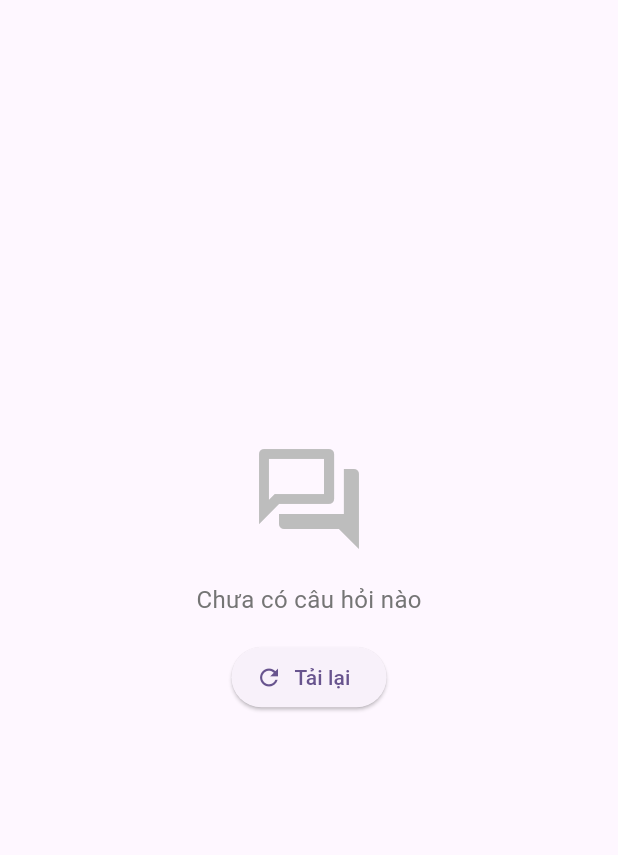
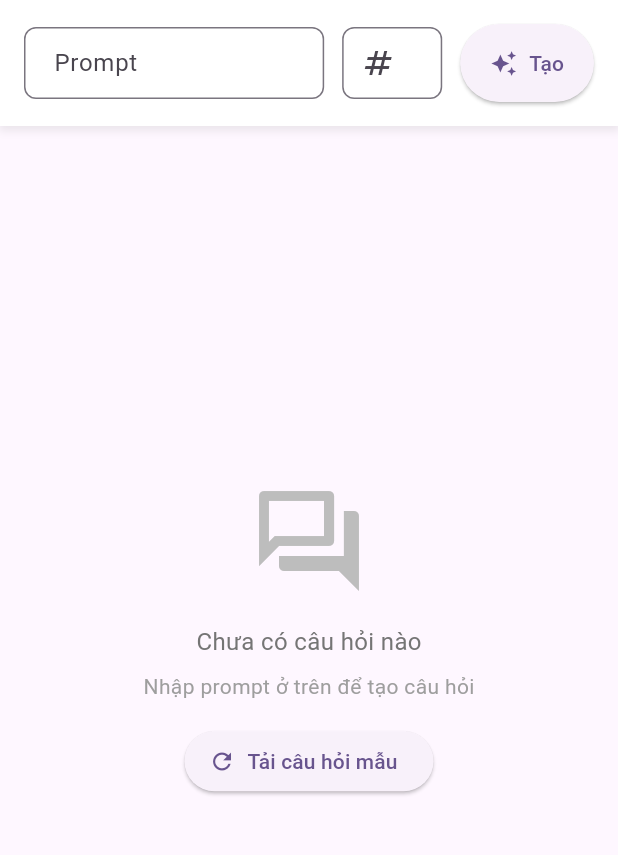
Before and after one commit to dainn67/math-bear-cms, a Flutter app: the screen it shows after launch, after a tap on the "refresh" icon, on a phone screen of 412 x 824 dp, the part 84-939 px from its top. Run offline on Flutter 3.47's test engine with Material 3 defaults, Android fonts, the phone set to English and light mode, and no system bars; network calls fail.

Commit message:
feat: cms

```diff
--- a/lib/providers/imagen_provider.dart
+++ b/lib/providers/imagen_provider.dart
@@ -35,23 +35,23 @@ class ImageGenProvider with ChangeNotifier {
     notifyListeners();
   }
 
-  Future<void> generateImageQuestionsList() async {
+  Future<void> generateImageQuestionsList(String prompt, {int numberOfImages = 5}) async {
     _isLoading = true;
     notifyListeners();
 
-    final response = await _imageGenRepo.getImageQuestionsList('Counting objects');
+    try {
+      final response = await _imageGenRepo.getImageQuestionsList(prompt, numberOfImages: numberOfImages);
       if (response.hasError) {
         _isLoading = false;
         notifyListeners();
         return;
       }
 
-    print(response.questions.length);
-    print(response.questions.map((e) => '${e.question} ${e.imageGenResponse.imageCount}').join('\n'));
-
       imageQuestions = response.questions;
+    } finally {
       _isLoading = false;
       notifyListeners();
+    }
   }
 
   void clearImage() {
--- a/lib/repositories/image_gen_repo.dart
+++ b/lib/repositories/image_gen_repo.dart
@@ -25,9 +25,12 @@ class ImageGenRepo {
     }
   }
 
-  Future<ImageQuestionsList> getImageQuestionsList(String prompt) async {
+  Future<ImageQuestionsList> getImageQuestionsList(String prompt, {int numberOfImages = 5}) async {
     final response = await _apiService.post(ApiConfig.genImageQuestionsEndpoint, body: {
-      'inputs': {'prompt': prompt}
+      'inputs': {
+        'prompt': prompt,
+        'number_of_images': numberOfImages,
+      }
     });
 
     if (response.success && response.data != null) {
--- a/lib/screens/home_screen.dart
+++ b/lib/screens/home_screen.dart
@@ -12,20 +12,24 @@ class HomeScreen extends StatefulWidget {
 }
 
 class _HomeScreenState extends State<HomeScreen> {
+  late ImageGenProvider imageGenProvider;
+
   final TextEditingController _promptController = TextEditingController();
+  final TextEditingController _numberOfImagesController = TextEditingController(text: '5');
+
+  String get prompt => _promptController.text.trim();
+  int get numberOfImages => int.tryParse(_numberOfImagesController.text.trim()) ?? 5;
 
   @override
   void initState() {
     super.initState();
-    // Gọi API để lấy danh sách câu hỏi khi màn hình được load
-    WidgetsBinding.instance.addPostFrameCallback((_) {
-      context.read<ImageGenProvider>().generateImageQuestionsList();
-    });
+    imageGenProvider = Provider.of<ImageGenProvider>(context, listen: false);
   }
 
   @override
   void dispose() {
     _promptController.dispose();
+    _numberOfImagesController.dispose();
     super.dispose();
   }
 
@@ -39,13 +43,117 @@ class _HomeScreenState extends State<HomeScreen> {
           IconButton(
             icon: const Icon(Icons.refresh),
             onPressed: () {
-              context.read<ImageGenProvider>().generateImageQuestionsList();
+              imageGenProvider.generateImageQuestionsList(prompt, numberOfImages: numberOfImages);
             },
           ),
         ],
       ),
       body: Consumer<ImageGenProvider>(
         builder: (context, provider, child) {
+          return Column(
+            children: [
+              // Prompt input section
+              Container(
+                padding: const EdgeInsets.all(16),
+                decoration: BoxDecoration(
+                  color: Colors.white,
+                  boxShadow: [
+                    BoxShadow(
+                      color: Colors.grey.withValues(alpha: 0.2),
+                      spreadRadius: 1,
+                      blurRadius: 4,
+                      offset: const Offset(0, 2),
+                    ),
+                  ],
+                ),
+                child: Column(
+                  children: [
+                    Row(
+                      children: [
+                        Expanded(
+                          flex: 3,
+                          child: TextField(
+                            controller: _promptController,
+                            decoration: InputDecoration(
+                              labelText: 'Prompt',
+                              hintText: 'Nhập prompt để tạo câu hỏi...',
+                              border: OutlineInputBorder(
+                                borderRadius: BorderRadius.circular(8),
+                              ),
+                              contentPadding: const EdgeInsets.symmetric(
+                                horizontal: 16,
+                                vertical: 12,
+                              ),
+                            ),
+                            maxLines: 1,
+                            textInputAction: TextInputAction.next,
+                            onSubmitted: (_) {
+                              if (_promptController.text.trim().isNotEmpty) {
+                                provider.generateImageQuestionsList(prompt, numberOfImages: numberOfImages);
+                              }
+                            },
+                          ),
+                        ),
+                        const SizedBox(width: 12),
+                        Expanded(
+                          child: TextField(
+                            controller: _numberOfImagesController,
+                            decoration: InputDecoration(
+                              labelText: 'Số lượng',
+                              hintText: '5',
+                              border: OutlineInputBorder(
+                                borderRadius: BorderRadius.circular(8),
+                              ),
+                              contentPadding: const EdgeInsets.symmetric(
+                                horizontal: 16,
+                                vertical: 12,
+                              ),
+                              prefixIcon: const Icon(Icons.numbers),
+                            ),
+                            keyboardType: TextInputType.number,
+                            maxLines: 1,
+                            textInputAction: TextInputAction.done,
+                            onSubmitted: (_) {
+                              if (_promptController.text.trim().isNotEmpty) {
+                                provider.generateImageQuestionsList(prompt, numberOfImages: numberOfImages);
+                              }
+                            },
+                          ),
+                        ),
+                        const SizedBox(width: 12),
+                        ElevatedButton.icon(
+                          onPressed: provider.isLoading
+                              ? null
+                              : () {
+                                  if (_promptController.text.trim().isNotEmpty) {
+                                    provider.generateImageQuestionsList(prompt, numberOfImages: numberOfImages);
+                                  }
+                                },
+                          icon: const Icon(Icons.auto_awesome),
+                          label: const Text('Tạo'),
+                          style: ElevatedButton.styleFrom(
+                            padding: const EdgeInsets.symmetric(
+                              horizontal: 20,
+                              vertical: 16,
+                            ),
+                          ),
+                        ),
+                      ],
+                    ),
+                  ],
+                ),
+              ),
+
+              // Content section
+              Expanded(child: _buildContent(provider)),
+            ],
+          );
+        },
+      ),
+    );
+  }
+
+  Widget _buildContent(ImageGenProvider provider) {
     // Loading
     if (provider.isLoading) {
       return const Center(
@@ -55,6 +163,42 @@ class _HomeScreenState extends State<HomeScreen> {
             CircularProgressIndicator(),
             SizedBox(height: 16),
             Text('Đang tải danh sách câu hỏi...'),
+          ],
+        ),
+      );
+    }
+
+    // Error message
+    if (provider.imageQuestions.any((question) => question.hasError)) {
+      return Center(
+        child: Column(
+          mainAxisAlignment: MainAxisAlignment.center,
+          children: [
+            Icon(
+              Icons.error_outline,
+              size: 80,
+              color: Colors.red[300],
+            ),
+            const SizedBox(height: 16),
+            Padding(
+              padding: const EdgeInsets.symmetric(horizontal: 32),
+              child: Text(
+                provider.imageQuestions.firstWhere((question) => question.hasError).error!,
+                style: TextStyle(
+                  fontSize: 16,
+                  color: Colors.red[700],
+                ),
+                textAlign: TextAlign.center,
+              ),
+            ),
+            const SizedBox(height: 16),
+            ElevatedButton.icon(
+              onPressed: () {
+                provider.generateImageQuestionsList(prompt, numberOfImages: numberOfImages);
+              },
+              icon: const Icon(Icons.refresh),
+              label: const Text('Thử lại'),
+            ),
           ],
         ),
       );
@@ -79,13 +223,21 @@ class _HomeScreenState extends State<HomeScreen> {
                 color: Colors.grey[600],
               ),
             ),
+            const SizedBox(height: 8),
+            Text(
+              'Nhập prompt ở trên để tạo câu hỏi',
+              style: TextStyle(
+                fontSize: 14,
+                color: Colors.grey[500],
+              ),
+            ),
             const SizedBox(height: 16),
             ElevatedButton.icon(
               onPressed: () {
-                      provider.generateImageQuestionsList();
+                provider.generateImageQuestionsList(prompt, numberOfImages: numberOfImages);
               },
               icon: const Icon(Icons.refresh),
-                    label: const Text('Tải lại'),
+              label: const Text('Tải câu hỏi mẫu'),
             ),
           ],
         ),
@@ -96,18 +248,13 @@ class _HomeScreenState extends State<HomeScreen> {
     return GridView.builder(
       padding: const EdgeInsets.all(16),
       gridDelegate: const SliverGridDelegateWithFixedCrossAxisCount(
-              crossAxisCount: 2,
-              childAspectRatio: 0.75,
+        crossAxisCount: 4,
+        childAspectRatio: 0.9,
         crossAxisSpacing: 16,
         mainAxisSpacing: 16,
       ),
       itemCount: provider.imageQuestions.length,
-            itemBuilder: (context, index) {
-              return _QuestionCard(question: provider.imageQuestions[index]);
-            },
-          );
-        },
-      ),
+      itemBuilder: (context, index) => _QuestionCard(question: provider.imageQuestions[index]),
     );
   }
 }
@@ -126,16 +273,18 @@ class _QuestionCard extends StatelessWidget {
       ),
       child: Column(
         crossAxisAlignment: CrossAxisAlignment.stretch,
+        mainAxisSize: MainAxisSize.min,
         children: [
-          // Image section
-          Expanded(
-            flex: 3,
+          // Image section with fixed height
+          SizedBox(
+            height: 200,
             child: ClipRRect(
               borderRadius: const BorderRadius.vertical(top: Radius.circular(12)),
               child: question.imageGenResponse.hasImages
                   ? Image.memory(
                       base64Decode(question.imageGenResponse.firstImage!),
-                      fit: BoxFit.cover,
+                      width: double.infinity,
+                      fit: BoxFit.scaleDown,
                     )
                   : Container(
                       color: Colors.grey[300],
@@ -147,28 +296,16 @@ class _QuestionCard extends StatelessWidget {
                     ),
             ),
           ),
-          // Question text section
-          Expanded(
-            flex: 2,
-            child: Padding(
+          // Question text section with fixed height
+          Padding(
             padding: const EdgeInsets.all(12),
-              child: Column(
-                crossAxisAlignment: CrossAxisAlignment.start,
-                children: [
-                  Expanded(
             child: SingleChildScrollView(
               child: Text(
                 question.question,
                 style: const TextStyle(
-                          fontSize: 14,
+                  fontSize: 13,
                   fontWeight: FontWeight.w500,
                 ),
-                        maxLines: 5,
-                        overflow: TextOverflow.ellipsis,
-                      ),
-                    ),
-                  ),
-                ],
               ),
             ),
           ),
```
Lines whose indentation alone changed are shown as unchanged.
